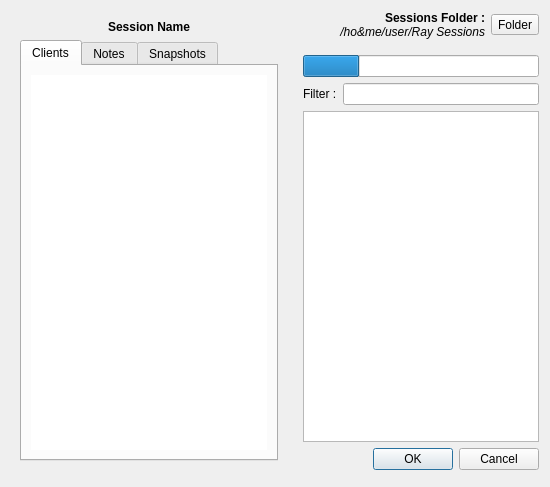
Qt form resources/ui/open_session.ui (Houston4444/RaySession) before a commit.
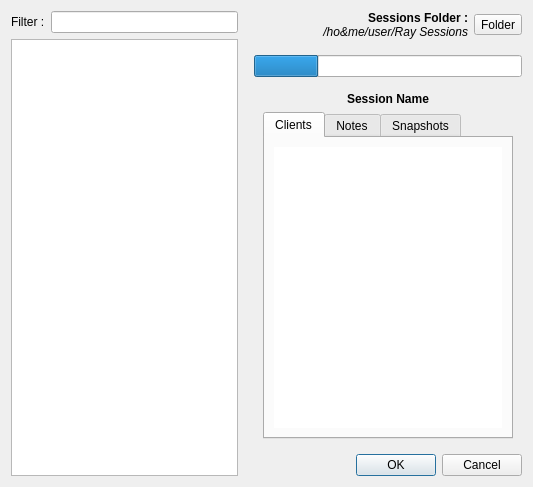
The same form after that commit. Icons and pictures are not drawn. Custom widgets are drawn as their Qt base class.

Commit message: change open session dialog ergonomy, prevent to use any server option in a dummy session (daemon)

What changed in the file:
```diff
--- a/resources/ui/open_session.ui
+++ b/resources/ui/open_session.ui
@@ -9,7 +9,7 @@
    <rect>
     <x>0</x>
     <y>0</y>
-    <width>550</width>
+    <width>533</width>
     <height>487</height>
    </rect>
   </property>
@@ -19,81 +19,44 @@
   <property name="modal">
    <bool>false</bool>
   </property>
-  <layout class="QVBoxLayout" name="verticalLayout">
+  <layout class="QHBoxLayout" name="horizontalLayout_5">
    <item>
     <layout class="QHBoxLayout" name="horizontalLayout_4">
      <item>
-      <widget class="PreviewFrame" name="previewFrame">
-       <property name="styleSheet">
-        <string notr="true">PreviewFrame{background-color: rgba(127, 127, 127, 35);border-radius:4px}</string>
-       </property>
-       <layout class="QVBoxLayout" name="verticalLayout_4">
+      <layout class="QVBoxLayout" name="verticalLayout">
         <item>
-         <widget class="QLabel" name="labelSessionName">
-          <property name="font">
-           <font>
-            <weight>75</weight>
-            <bold>true</bold>
-           </font>
-          </property>
+        <layout class="QHBoxLayout" name="horizontalLayout_2">
+         <item>
+          <widget class="QLabel" name="label">
           <property name="text">
-           <string>Session Name</string>
-          </property>
-          <property name="alignment">
-           <set>Qt::AlignCenter</set>
+            <string>Filter :</string>
           </property>
          </widget>
         </item>
         <item>
-         <widget class="QTabWidget" name="tabWidget">
-          <property name="currentIndex">
-           <number>0</number>
-          </property>
-          <widget class="QWidget" name="tab">
-           <attribute name="title">
-            <string>Clients</string>
-           </attribute>
-           <layout class="QVBoxLayout" name="verticalLayout_5">
-            <item>
-             <widget class="ListWidgetPreviewClients" name="listWidgetPreview">
-              <property name="styleSheet">
-               <string notr="true">QFrame{border:none}</string>
-              </property>
-              <property name="batchSize">
-               <number>80</number>
-              </property>
-             </widget>
-            </item>
-           </layout>
-          </widget>
-          <widget class="QWidget" name="tab_2">
-           <attribute name="title">
-            <string>Notes</string>
-           </attribute>
-           <layout class="QVBoxLayout" name="verticalLayout_6">
+          <widget class="OpenSessionFilterBar" name="filterBar"/>
+         </item>
+        </layout>
+       </item>
             <item>
-             <widget class="QPlainTextEdit" name="plainTextEditNotes">
-              <property name="readOnly">
+        <widget class="QTreeWidget" name="sessionList">
+         <property name="alternatingRowColors">
+          <bool>false</bool>
+         </property>
+         <property name="rootIsDecorated">
+          <bool>false</bool>
+         </property>
+         <property name="headerHidden">
                <bool>true</bool>
               </property>
+         <column>
+          <property name="text">
+           <string notr="true">1</string>
+          </property>
+         </column>
              </widget>
             </item>
            </layout>
-          </widget>
-          <widget class="QWidget" name="tab_3">
-           <attribute name="title">
-            <string>Snapshots</string>
-           </attribute>
-           <layout class="QVBoxLayout" name="verticalLayout_7">
-            <item>
-             <widget class="QListWidget" name="listWidgetSnapshots"/>
-            </item>
-           </layout>
-          </widget>
-         </widget>
-        </item>
-       </layout>
-      </widget>
      </item>
      <item>
       <spacer name="horizontalSpacer">
@@ -201,35 +164,73 @@
         </widget>
        </item>
        <item>
-        <layout class="QHBoxLayout" name="horizontalLayout_2">
+        <widget class="PreviewFrame" name="previewFrame">
+         <property name="styleSheet">
+          <string notr="true">PreviewFrame{background-color: rgba(127, 127, 127, 35);border-radius:4px}</string>
+         </property>
+         <layout class="QVBoxLayout" name="verticalLayout_4">
          <item>
-          <widget class="QLabel" name="label">
+           <widget class="QLabel" name="labelSessionName">
+            <property name="font">
+             <font>
+              <weight>75</weight>
+              <bold>true</bold>
+             </font>
+            </property>
            <property name="text">
-            <string>Filter :</string>
+             <string>Session Name</string>
+            </property>
+            <property name="alignment">
+             <set>Qt::AlignCenter</set>
            </property>
           </widget>
          </item>
          <item>
-          <widget class="OpenSessionFilterBar" name="filterBar"/>
-         </item>
-        </layout>
-       </item>
+           <widget class="QTabWidget" name="tabWidget">
+            <property name="currentIndex">
+             <number>0</number>
+            </property>
+            <widget class="QWidget" name="tab">
+             <attribute name="title">
+              <string>Clients</string>
+             </attribute>
+             <layout class="QVBoxLayout" name="verticalLayout_5">
+              <item>
+               <widget class="ListWidgetPreviewClients" name="listWidgetPreview">
+                <property name="styleSheet">
+                 <string notr="true">QFrame{border:none}</string>
+                </property>
+               </widget>
+              </item>
+             </layout>
+            </widget>
+            <widget class="QWidget" name="tab_2">
+             <attribute name="title">
+              <string>Notes</string>
+             </attribute>
+             <layout class="QVBoxLayout" name="verticalLayout_6">
        <item>
-        <widget class="QTreeWidget" name="sessionList">
-         <property name="alternatingRowColors">
-          <bool>false</bool>
-         </property>
-         <property name="rootIsDecorated">
-          <bool>false</bool>
-         </property>
-         <property name="headerHidden">
+               <widget class="QPlainTextEdit" name="plainTextEditNotes">
+                <property name="readOnly">
           <bool>true</bool>
          </property>
-         <column>
-          <property name="text">
-           <string notr="true">1</string>
-          </property>
-         </column>
+               </widget>
+              </item>
+             </layout>
+            </widget>
+            <widget class="QWidget" name="tab_3">
+             <attribute name="title">
+              <string>Snapshots</string>
+             </attribute>
+             <layout class="QVBoxLayout" name="verticalLayout_7">
+              <item>
+               <widget class="QListWidget" name="listWidgetSnapshots"/>
+              </item>
+             </layout>
+            </widget>
+           </widget>
+          </item>
+         </layout>
         </widget>
        </item>
        <item>
@@ -249,21 +250,6 @@
      </item>
     </layout>
    </item>
-   <item>
-    <widget class="QWidget" name="widgetSpacer" native="true">
-     <layout class="QVBoxLayout" name="verticalLayout_3">
-      <property name="spacing">
-       <number>0</number>
-      </property>
-      <property name="topMargin">
-       <number>0</number>
-      </property>
-      <property name="bottomMargin">
-       <number>0</number>
-      </property>
-     </layout>
-    </widget>
-   </item>
   </layout>
  </widget>
  <customwidgets>
```
Lines whose indentation alone changed are shown as unchanged. The commit also changes 4 other files.
